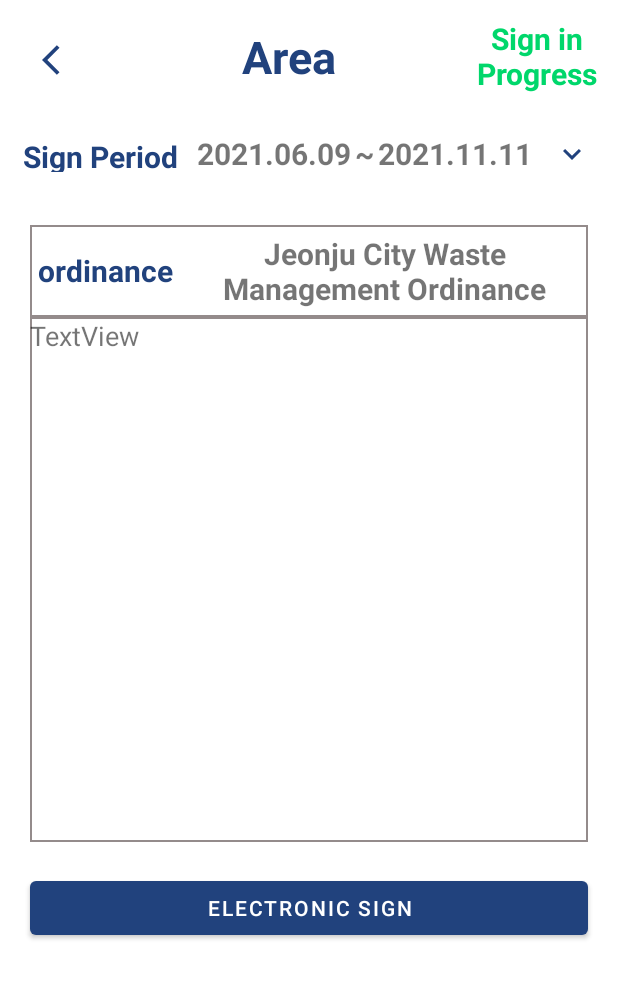
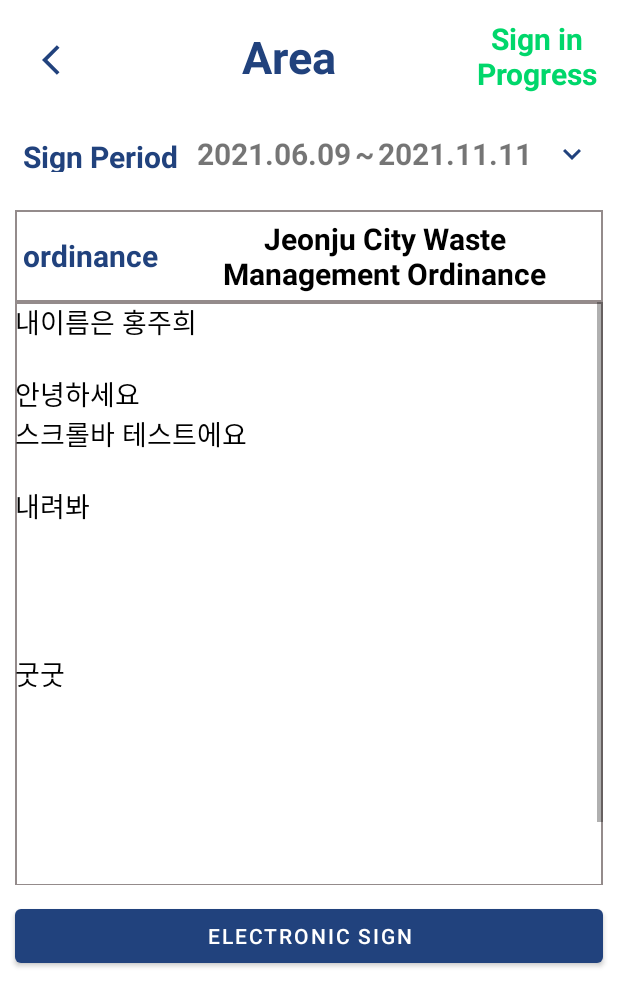
Before and after one commit to saemmilee/Garim, an Android app: the layout activity_sign.xml on its own in the app's theme, with its tools: preview values and no code run, on a phone screen of 412 x 824 dp. Shown: the top 1007 px of the screen. Run offline under Robolectric (Android 15) with nearby library versions, the phone set to English and light mode, and no system bars.

Commit message:
0810_조례조회레이아웃

```diff
--- a/app/src/main/AndroidManifest.xml
+++ b/app/src/main/AndroidManifest.xml
@@ -22,6 +22,8 @@
         <activity android:name=".MainActivity"></activity>
         <activity android:name=".ElectronicSignatureActivity"></activity>
         <activity android:name=".ApplicationStatusActivity"></activity>
+        <activity android:name=".SignActivity"></activity>
+        <activity android:name=".SigninfoActivity"></activity>
     </application>
 
 </manifest>
--- a/app/src/main/java/com/inhatc/garim/SignActivity.java
+++ b/app/src/main/java/com/inhatc/garim/SignActivity.java
@@ -14,6 +14,7 @@ public class SignActivity extends AppCompatActivity {
         setContentView(R.layout.activity_sign);
     }
 
+
     public void onClickSigninfo(View view) {
         Intent intent = new Intent(SignActivity.this, SigninfoActivity.class);
         startActivity(intent);
--- a/app/src/main/res/layout/activity_sign.xml
+++ b/app/src/main/res/layout/activity_sign.xml
@@ -105,8 +105,8 @@
 
     <LinearLayout
         android:layout_width="match_parent"
-        android:layout_height="wrap_content"
-        android:layout_margin="20dp"
+        android:layout_height="450dp"
+        android:layout_margin="10dp"
         android:orientation="vertical">
 
         <LinearLayout
@@ -134,6 +134,7 @@
                 android:layout_weight="1"
                 android:gravity="center"
                 android:padding="5dp"
+                android:textColor="@color/black"
                 android:text="Jeonju City Waste Management Ordinance"
                 android:textAlignment="center"
                 android:textSize="20dp"
@@ -142,14 +143,15 @@
 
         <ScrollView
             android:layout_width="match_parent"
-            android:layout_height="350dp"
+            android:layout_height="389dp"
             android:background="@drawable/edge">
 
             <TextView
                 android:id="@+id/txtContent"
                 android:layout_width="match_parent"
                 android:layout_height="wrap_content"
-                android:text="TextView"
+                android:textColor="@color/black"
+                android:text="내이름은 홍주희\n\n안녕하세요\n스크롤바 테스트에요\n\n내려봐\n\n\n\n\n굿굿\n\n\n\n\n\n\n\n성공❤"
                 android:textSize="18dp" />
         </ScrollView>
     </LinearLayout>
@@ -158,8 +160,8 @@
         android:id="@+id/button"
         android:layout_width="match_parent"
         android:layout_height="wrap_content"
-        android:layout_marginLeft="20dp"
-        android:layout_marginRight="20dp"
+        android:layout_marginLeft="10dp"
+        android:layout_marginRight="10dp"
         android:text="Electronic Sign" />
 
 </LinearLayout>
```
Also changed, not shown: app/src/main/java/com/inhatc/garim/OrdinanceStatusFragment.java (+13 -0 lines), app/src/main/res/layout/activity_signinfo.xml (+8 -6 lines), app/src/main/res/layout/fragment_ordinancestatus.xml (+3 -4 lines).
